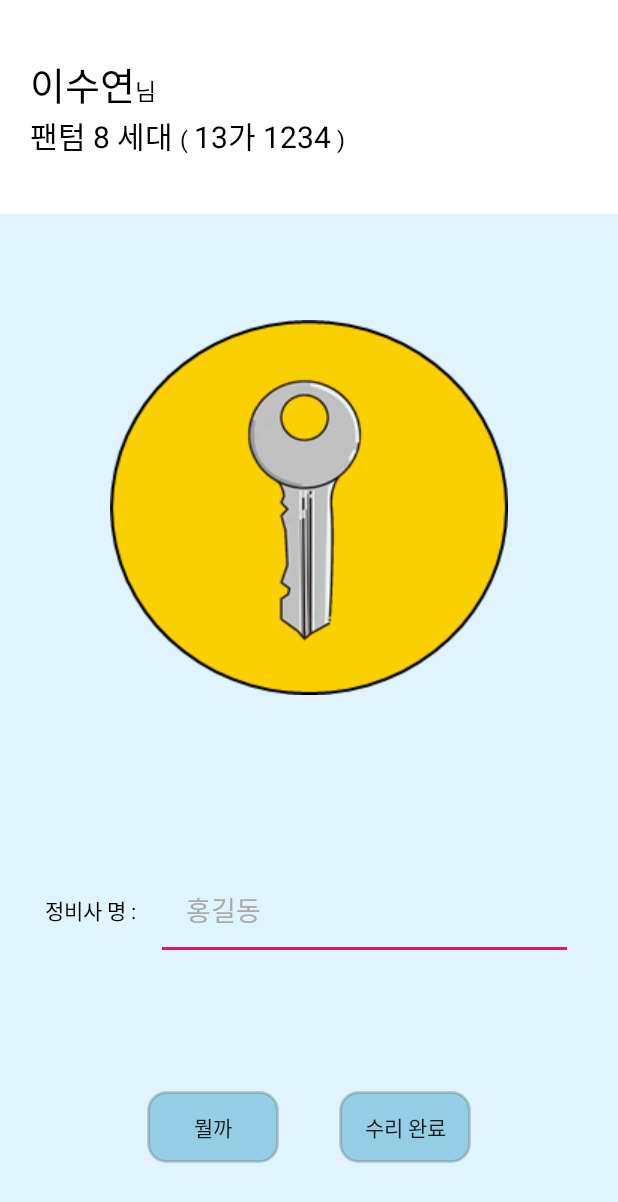
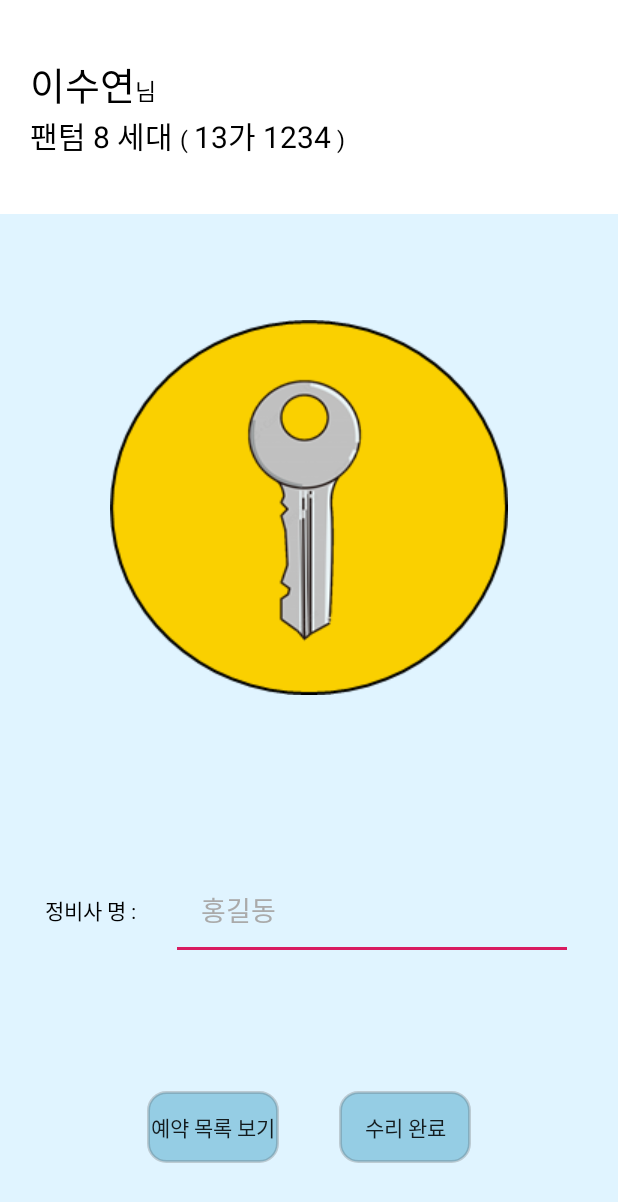
Before and after one commit to Sunaaaa/ChavisBodyShopApplication, an Android app: the layout activity_car_key.xml on its own in the app's theme, with its tools: preview values and no code run, on a phone screen of 412 x 824 dp. Shown: the top 1202 px of the screen. Run offline under Robolectric (Android 15) with nearby library versions, the phone set to English and light mode, and no system bars.

Commit message:
add dovemayo.otf (폰트 추가) add BackPressCloseHandler (뒤로가기 버튼으로 어플리케이션 종료) modify BodyShopService (Intent에 flag 지정) modify CarKeyActivity (수리가 된 예약내역과 수리 대기 중인 예약 내역을 구별하여 UI를 보임) modify ReservationStatusActivity (성공적으로 수리 완료 데이터가 반영이 되면, ReservationStatusActivity 화면으로 돌아와 ListView를 출력)
modify layout xml 파일
- id값 부여
- 폰트 설정

```diff
--- a/app/src/main/java/com/example/myapplication/BodyShopService.java
+++ b/app/src/main/java/com/example/myapplication/BodyShopService.java
@@ -82,10 +82,13 @@ public class BodyShopService extends Service {
                         blockingQueue.add("Key#" + msg[1]);
                     } else if (msg[0].equals("RepairFinishResult")){
                         receiveIntent = new Intent();
-                        ComponentName componentName = new ComponentName("ReservationStatusActivity", "ReservationStatusActivity.CarKeyActivity");
+                        ComponentName componentName = new ComponentName("com.example.myapplication", "com.example.myapplication.CarKeyActivity");
                         Log.i("BodyShopService_Result", msg[1]);
                         receiveIntent.putExtra("repairedResult", msg[1]);
                         receiveIntent.setComponent(componentName);
+                        receiveIntent.addFlags(Intent.FLAG_ACTIVITY_CLEAR_TOP);
+                        receiveIntent.addFlags(Intent.FLAG_ACTIVITY_SINGLE_TOP);
+                        receiveIntent.addFlags(Intent.FLAG_ACTIVITY_NEW_TASK);
                         startActivity(receiveIntent);
                     }
 
--- a/app/src/main/java/com/example/myapplication/LoginActivity.java
+++ b/app/src/main/java/com/example/myapplication/LoginActivity.java
@@ -151,7 +151,6 @@ public class LoginActivity extends AppCompatActivity {
 
         Map<String, String> map = new HashMap<String, String>();
 
-
         map.put("id", id);
         map.put("pw", pw);
 
--- a/app/src/main/res/layout/activity_car_key.xml
+++ b/app/src/main/res/layout/activity_car_key.xml
@@ -24,7 +24,9 @@
                 android:layout_height="wrap_content">
 
                 <TextView
+                    android:id="@+id/carkey_name"
                     android:text="이수연"
+                    android:fontFamily="@font/listtextbold"
                     android:textSize="25dp"
                     android:textColor="@android:color/black"
                     android:layout_width="wrap_content"
@@ -33,6 +35,7 @@
                 <TextView
                     android:text="님"
                     android:textSize="15dp"
+                    android:fontFamily="@font/listtext"
                     android:textColor="@android:color/black"
                     android:layout_width="wrap_content"
                     android:layout_height="wrap_content"/>
@@ -47,6 +50,7 @@
 
                 <TextView
                     android:text="팬텀 8 세대 "
+                    android:id="@+id/carkey_type"
                     android:textSize="20dp"
                     android:textColor="@android:color/black"
                     android:layout_width="wrap_content"
@@ -60,6 +64,7 @@
                     android:layout_height="wrap_content"/>
                 <TextView
                     android:text="13가 1234"
+                    android:id="@+id/carkey_num"
                     android:textSize="20dp"
                     android:textColor="@android:color/black"
                     android:layout_width="wrap_content"
@@ -113,9 +118,11 @@
                 android:layout_height="wrap_content">
 
                 <TextView
+                    android:id="@+id/pname"
                     android:textColor="@android:color/black"
                     android:text="정비사 명 : "
-                    android:layout_marginRight="10dp"
+                    android:fontFamily="@font/listtextbold"
+                    android:layout_marginRight="20dp"
                     android:layout_width="wrap_content"
                     android:layout_height="wrap_content" />
 
@@ -124,6 +131,7 @@
                     android:layout_weight="1"
                     android:id="@+id/repaired_personname"
                     android:hint="홍길동"
+                    android:fontFamily="@font/listtext"
                     android:padding="20dp"
                     android:textColorHint="@android:color/darker_gray"
                     android:layout_width="wrap_content"
@@ -141,7 +149,8 @@
                 android:layout_height="wrap_content">
 
                 <Button
-                    android:text="뭘까"
+                    android:text="예약 목록 보기"
+                    android:id="@+id/btn"
                     android:background="@drawable/selector_btn"
                     android:layout_margin="20dp"
                     android:layout_gravity="center"
--- a/app/src/main/res/layout/reservation_list.xml
+++ b/app/src/main/res/layout/reservation_list.xml
@@ -42,7 +42,7 @@
                 android:layout_height="wrap_content">
 
                 <TextView
-                    android:fontFamily="@font/listtext"
+                    android:fontFamily="@font/listtextbold"
                     android:id="@+id/member_mname"
                     android:text="홍길동"
                     android:textSize="25dp"
```
Also changed, not shown: app/src/main/java/com/example/myapplication/CarKeyActivity.java (+67 -13 lines), app/src/main/java/com/example/myapplication/ReservationAdapter.java (+5 -2 lines), app/src/main/java/com/example/myapplication/ReservationStatusActivity.java (+16 -3 lines), app/src/main/res/layout/activity_reservation_status.xml (+4 -4 lines), 2 other files.
